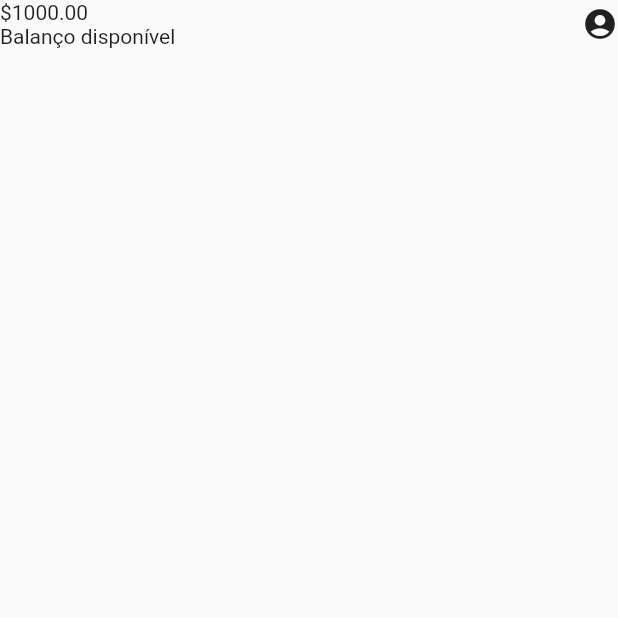
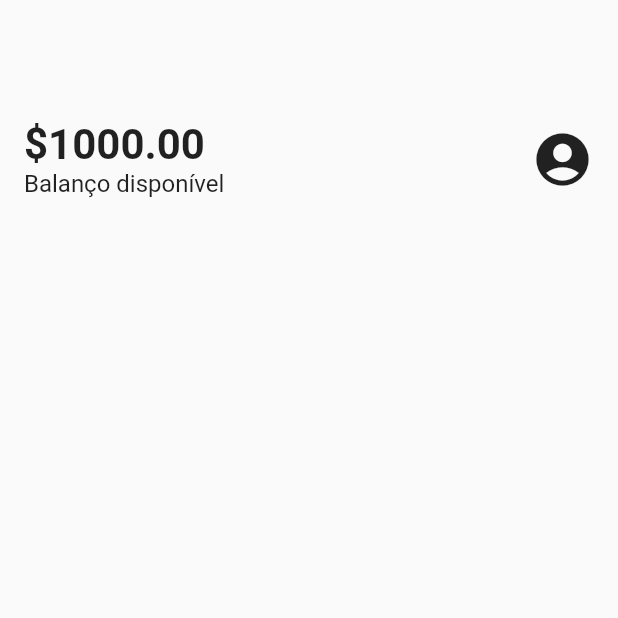
Before and after one commit to diegominelli/aluBank, a Flutter app: the screen it shows after launch, on a phone screen of 412 x 824 dp, the top half of it. Run offline on Flutter 3.47's test engine with Material 2 defaults, Android fonts, the phone set to English and light mode, and no system bars.

Commit message:
aplicando o textstile

```diff
--- a/lib/components/sections/header.dart
+++ b/lib/components/sections/header.dart
@@ -7,20 +7,33 @@ class Header extends StatelessWidget {
   Widget build(BuildContext context) {
     // ignore: avoid_unnecessary_containers
     return Container(
+      child: Padding(
+        padding: const EdgeInsets.fromLTRB(16.0, 80.0, 16.0, 16.0),
         child: Row(
           mainAxisAlignment: MainAxisAlignment.spaceBetween,
           children: <Widget>[
             Column(
               crossAxisAlignment: CrossAxisAlignment.start,
               children: const <Widget>[
-              Text('\$1000.00'),
-              Text('Balanço disponível')
+                Text(
+                  '\$1000.00',
+                  style: TextStyle(
+                    fontSize: 28,
+                    fontWeight: FontWeight.bold,
+                  ),
+                ),
+                Text(
+                  'Balanço disponível',
+                  style: TextStyle(fontSize: 16),
+                )
               ],
             ),
             const Icon(
               Icons.account_circle,
+              size: 42,
             )
           ],
+        ),
       ),
     );
   }
--- a/lib/screens/home.dart
+++ b/lib/screens/home.dart
@@ -8,7 +8,7 @@ class Home extends StatelessWidget {
   Widget build(BuildContext context) {
     return Scaffold(
       body: Column(
-        children: <Widget>[
+        children: const <Widget>[
           Header(),
         ],
       ),
```
Lines whose indentation alone changed are shown as unchanged.
